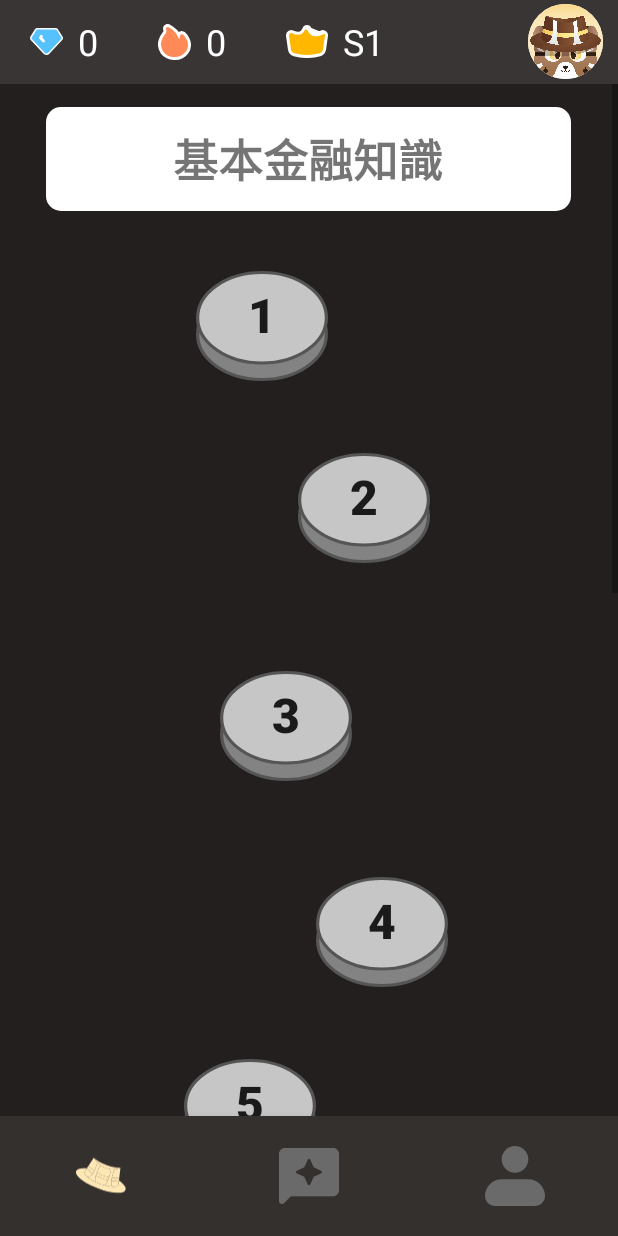
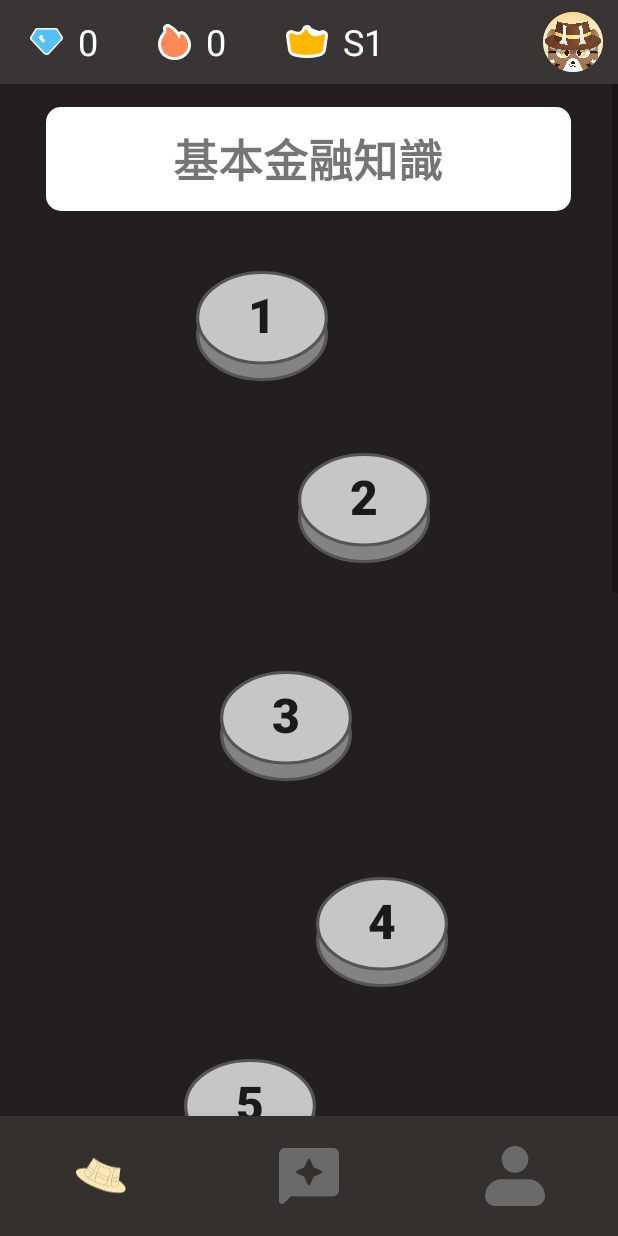
Before and after one commit to YiChi517/DallerApp, an Android app: the MenuActivity screen opened directly, with no data from a screen before it, on a phone screen of 412 x 824 dp. Run offline under Robolectric (Android 15) with nearby library versions, the phone set to English and light mode, and no system bars; network calls fail.

Commit message:
更改小圖示

```diff
--- a/app/src/main/res/drawable/circle_background.xml
+++ b/app/src/main/res/drawable/circle_background.xml
@@ -1,7 +1,7 @@
 <shape xmlns:android="http://schemas.android.com/apk/res/android">
     <solid android:color="#FFFFFF" /> <!-- 背景颜色，可根据需要更改 -->
     <size
-        android:width="60dp"
-        android:height="60dp" />
+        android:width="20dp"
+        android:height="20dp" />
     <corners android:radius="30dp" /> <!-- 圆角半径设置为宽度或高度的一半 -->
 </shape>
--- a/app/src/main/res/layout/custom_toolbar.xml
+++ b/app/src/main/res/layout/custom_toolbar.xml
@@ -59,23 +59,16 @@
 
     <!-- 右上角圆形大头贴 -->
     <FrameLayout
-        android:layout_width="50dp"
-        android:layout_height="50dp"
+        android:layout_width="40dp"
+        android:layout_height="40dp"
         android:layout_gravity="end|center_vertical"
         android:layout_marginEnd="10dp">
-
-        <!-- 白色背景 -->
-        <ImageView
-            android:id="@+id/background_circle"
-            android:layout_width="match_parent"
-            android:layout_height="match_parent"
-            android:src="@drawable/circle_background" />
 
         <!-- 图片本体 -->
         <ImageView
             android:id="@+id/corner_image"
-            android:layout_width="match_parent"
-            android:layout_height="match_parent"
+            android:layout_width="wrap_content"
+            android:layout_height="wrap_content"
             android:scaleType="centerCrop"
             android:src="@drawable/daller"
             android:background="@drawable/circle_background"
```
